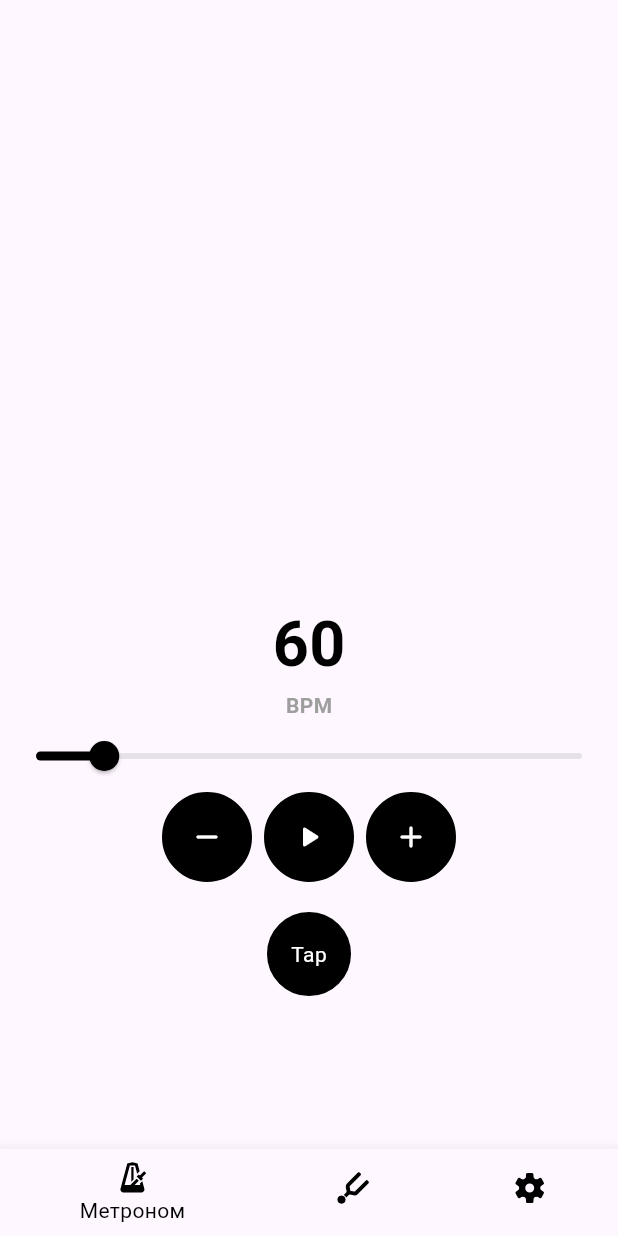
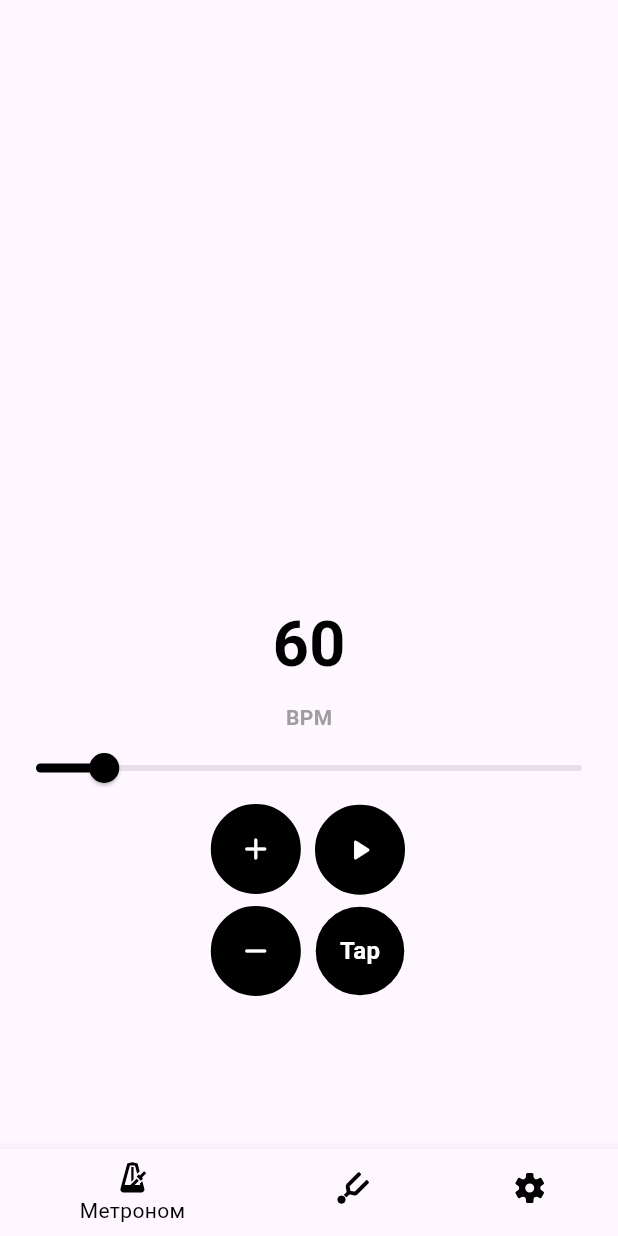
Before and after one commit to nottalentedme/fluttertuner, a Flutter app: the MetronomePage screen opened by its route, after a tap on the "add" icon, after a tap on the "remove" icon, on a phone screen of 412 x 824 dp. Run offline on Flutter 3.47's test engine with Material 3 defaults, Android fonts, the phone set to English and light mode, and no system bars; our stand-ins replace audioplayers, flutter_bloc, flutter_svg, go_router; missing offline and left inert: buffered_list_stream, pitch_detector_dart, pitchupdart, record; statements that could not run were skipped.

Commit message:
💄 metronome: tap tempo button, placement of buttons on metronome page

```diff
--- a/lib/feature/metronome/presentation/page/metronome_page.dart
+++ b/lib/feature/metronome/presentation/page/metronome_page.dart
@@ -4,6 +4,7 @@ import 'package:fluttertuner/feature/metronome/cubit/metronome_cubit.dart';
 import 'package:fluttertuner/feature/metronome/cubit/metronome_state.dart';
 import 'package:fluttertuner/feature/metronome/presentation/widgets/change_bpm_widget.dart';
 import 'package:fluttertuner/feature/metronome/presentation/widgets/play_button_widget.dart';
+import 'package:fluttertuner/feature/metronome/presentation/widgets/tap_tempo_button_widget.dart';
 
 class MetronomePage extends StatelessWidget {
   const MetronomePage({super.key});
@@ -19,6 +20,7 @@ class MetronomePage extends StatelessWidget {
               height: 400,
             ),
             Column(
+              spacing: 8,
               children: [
                 Text(
                   '${state.tempo}',
@@ -51,79 +53,45 @@ class MetronomePage extends StatelessWidget {
               crossAxisAlignment: CrossAxisAlignment.center,
               mainAxisAlignment: MainAxisAlignment.center,
               children: [
+                Column(
+                  spacing: 8,
+                  crossAxisAlignment: CrossAxisAlignment.center,
+                  mainAxisAlignment: MainAxisAlignment.center,
+                  children: [
+                    ChangeBPMWidget(
+                      icon: const Icon(
+                        Icons.add_rounded,
+                        color: Colors.white,
+                      ),
+                      onTap: () {
+                        context
+                            .read<MetronomeCubit>()
+                            .setTempo(state.tempo + 1);
+                      },
+                    ),
                     ChangeBPMWidget(
                       icon: const Icon(
                         Icons.remove_rounded,
                         color: Colors.white,
                       ),
                       onTap: () {
-                    context.read<MetronomeCubit>().setTempo(state.tempo - 1);
-                  },
-                ),
-                const PlayButtonWidget(),
-                ChangeBPMWidget(
-                  icon: const Icon(
-                    Icons.add_rounded,
-                    color: Colors.white,
-                  ),
-                  onTap: () {
-                    context.read<MetronomeCubit>().setTempo(state.tempo + 1);
+                        context
+                            .read<MetronomeCubit>()
+                            .setTempo(state.tempo - 1);
                       },
                     ),
                   ],
                 ),
-            const SizedBox(height: 20),
-            //TAP button
-            InkWell(
-              customBorder: const CircleBorder(),
-              onTap: () => context.read<MetronomeCubit>().registerTap(),
-              child: Container(
-                decoration: BoxDecoration(
-                  shape: BoxShape.circle,
-                  color: Colors.black,
-                  border: Border.all(
-                    width: 2,
-                    color: Colors.black,
-                  ),
-                ),
-                padding: const EdgeInsets.all(16.0),
-                child: const Text(
-                  'Tap',
-                  style: TextStyle(color: Colors.white),
-                ),
-              ),
+                const Column(
+                  spacing: 8,
+                  crossAxisAlignment: CrossAxisAlignment.center,
+                  mainAxisAlignment: MainAxisAlignment.center,
+                  children: [
+                    PlayButtonWidget(),
+                    TapTempoButtonWidget(),
+                  ],
                 )
               ],
-        );
-      },
-    );
-  }
-
-//хз зачем отдельное окно под тап темпо
-  void _showTapTempoDialog(BuildContext context) {
-    showDialog(
-      context: context,
-      builder: (context) {
-        return AlertDialog(
-          backgroundColor: Colors.white,
-          title: const Text('Tap Tempo'),
-          content: Column(
-            mainAxisSize: MainAxisSize.min,
-            children: [
-              const Text('Тут будет бпм'),
-              const SizedBox(height: 10),
-              ElevatedButton(
-                onPressed: () {
-                  context.read<MetronomeCubit>().registerTap();
-                },
-                child: const Text('Тык'),
-              ),
-            ],
-          ),
-          actions: [
-            TextButton(
-              onPressed: () => Navigator.pop(context),
-              child: const Text('Закрыть'),
             ),
           ],
         );
--- /dev/null
+++ b/lib/feature/metronome/presentation/widgets/tap_tempo_button_widget.dart
@@ -0,0 +1,36 @@
+import 'package:flutter/material.dart';
+import 'package:flutter_bloc/flutter_bloc.dart';
+import 'package:fluttertuner/feature/metronome/cubit/metronome_cubit.dart';
+
+class TapTempoButtonWidget extends StatelessWidget {
+  const TapTempoButtonWidget({
+    super.key,
+  });
+
+  @override
+  Widget build(BuildContext context) {
+    return InkWell(
+      customBorder: const CircleBorder(),
+      onTap: () => context.read<MetronomeCubit>().registerTap(),
+      child: Container(
+        decoration: BoxDecoration(
+          shape: BoxShape.circle,
+          color: Colors.black,
+          border: Border.all(
+            width: 2,
+            color: Colors.black,
+          ),
+        ),
+        padding: const EdgeInsets.all(16.0),
+        child: const Text(
+          'Tap',
+          style: TextStyle(
+            color: Colors.white,
+            fontWeight: FontWeight.bold,
+            fontSize: 16,
+          ),
+        ),
+      ),
+    );
+  }
+}
--- a/lib/feature/tuner/presentation/widgets/tuner_scale.dart
+++ b/lib/feature/tuner/presentation/widgets/tuner_scale.dart
@@ -1,5 +1,3 @@
-import 'dart:math';
-
 import 'package:flutter/material.dart';
 import 'package:flutter/widgets.dart';
 import 'package:fluttertuner/feature/tuner/presentation/widgets/tuner_scale_widget.dart';
--- a/lib/feature/tuner/presentation/widgets/tuner_scale_widget.dart
+++ b/lib/feature/tuner/presentation/widgets/tuner_scale_widget.dart
@@ -1,6 +1,5 @@
 import 'package:flutter/material.dart';
 import 'package:fluttertuner/feature/tuner/presentation/widgets/tuner_painter.dart';
-import 'package:fluttertuner/feature/tuner/presentation/widgets/tuner_scale.dart';
 
 class TunerScaleWidget extends StatelessWidget {
   final double value;
```
Lines whose indentation alone changed are shown as unchanged.
